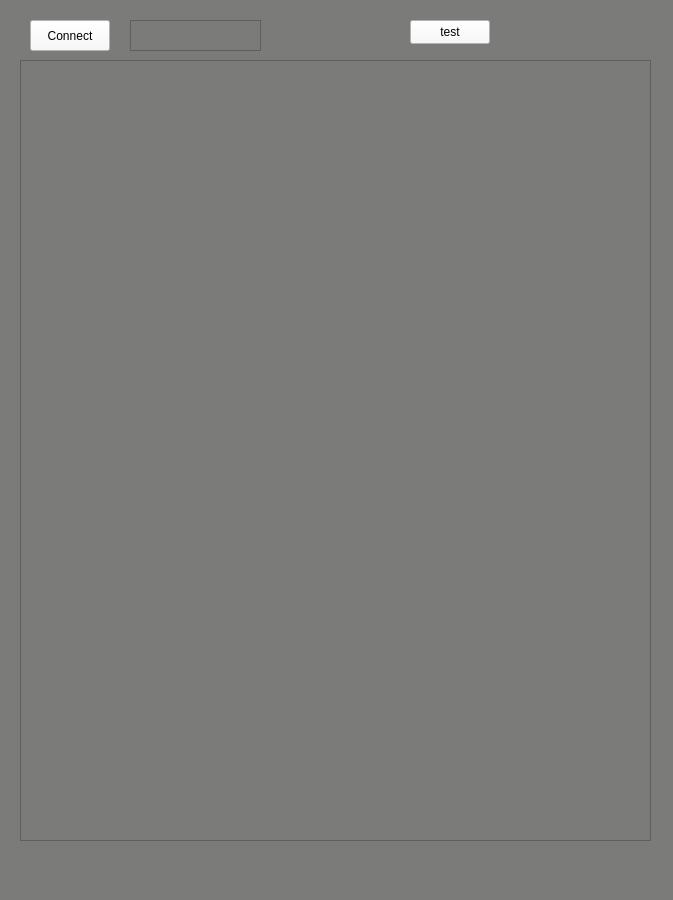
The window that front_office/mainwindow.ui (Tristan-Le-Bars/NetWatch) describes before a commit, drawn with Qt 5.
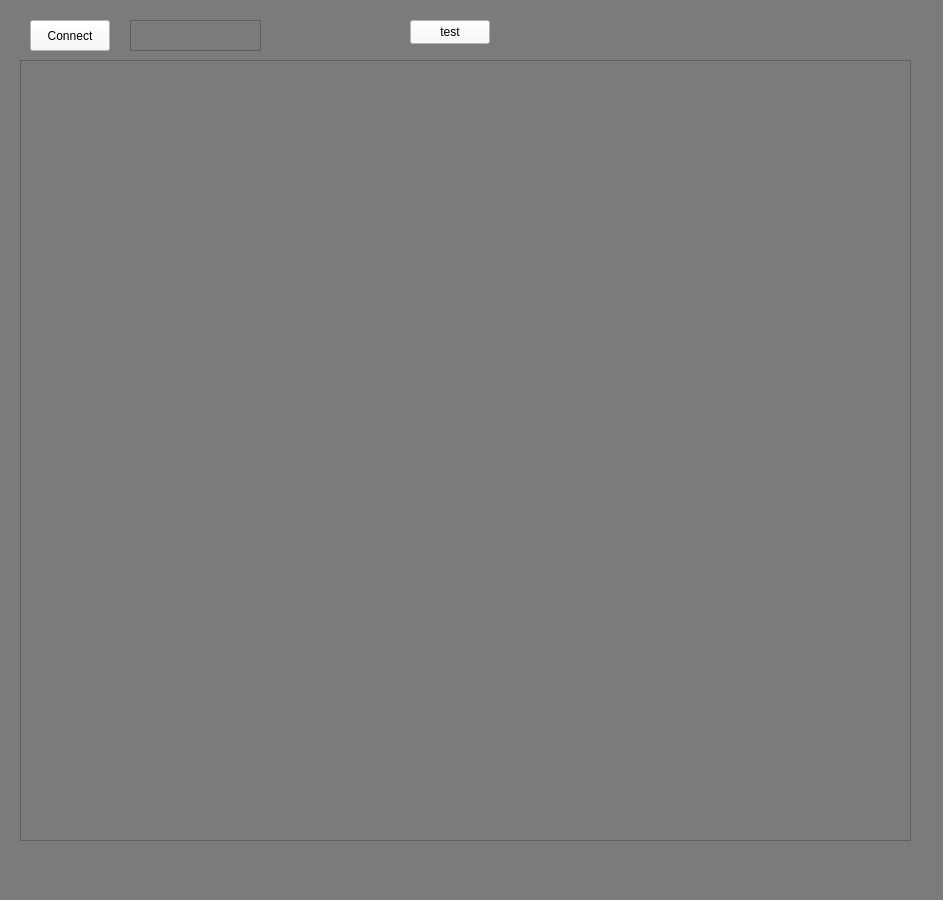
The same window after the commit.

Commit message: [ADD] - adding ram usage display

```diff
--- a/front_office/mainwindow.ui
+++ b/front_office/mainwindow.ui
@@ -6,7 +6,7 @@
    <rect>
     <x>0</x>
     <y>0</y>
-    <width>673</width>
+    <width>943</width>
     <height>900</height>
    </rect>
   </property>
@@ -54,7 +54,7 @@
      <rect>
       <x>20</x>
       <y>60</y>
-      <width>631</width>
+      <width>891</width>
       <height>781</height>
      </rect>
     </property>
@@ -69,7 +69,7 @@
          <rect>
           <x>0</x>
           <y>0</y>
-          <width>627</width>
+          <width>887</width>
           <height>777</height>
          </rect>
         </property>
@@ -78,7 +78,7 @@
           <rect>
            <x>0</x>
            <y>0</y>
-           <width>651</width>
+           <width>891</width>
            <height>781</height>
           </rect>
          </property>
@@ -87,7 +87,7 @@
            <rect>
             <x>0</x>
             <y>0</y>
-            <width>631</width>
+            <width>891</width>
             <height>781</height>
            </rect>
           </property>
```
The commit also changes 2 other files.
